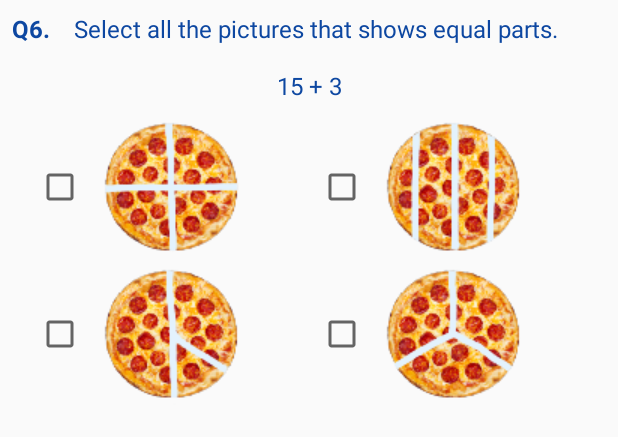
After one commit to Julie-Kim/ABND_3rd_Prj_QuizApp, an Android app: the layout question_number_six.xml on its own in the app's theme, with its tools: preview values and no code run, on a phone screen of 412 x 824 dp. The commit adds this screen. Shown: the top 437 px of the screen. Run offline under Robolectric (Android 15) with nearby library versions, the phone set to English and light mode, and no system bars.

Commit message:
Add Question no.6

```diff
--- a/app/src/main/res/layout/activity_main.xml
+++ b/app/src/main/res/layout/activity_main.xml
@@ -22,6 +22,8 @@
 
         <include layout="@layout/question_number_five" />
 
+        <include layout="@layout/question_number_six" />
+
         <Button
             style="@style/ButtonText"
             android:onClick="onSubmitButtonClick"
--- /dev/null
+++ b/app/src/main/res/layout/question_number_six.xml
@@ -0,0 +1,73 @@
+<?xml version="1.0" encoding="utf-8"?>
+<LinearLayout xmlns:android="http://schemas.android.com/apk/res/android"
+    xmlns:tools="http://schemas.android.com/tools"
+    android:layout_width="match_parent"
+    android:layout_height="match_parent"
+    android:layout_marginBottom="@dimen/question_margin_bottom"
+    android:orientation="vertical"
+    tools:showIn="@layout/activity_main">
+
+    <LinearLayout
+        android:layout_width="match_parent"
+        android:layout_height="wrap_content"
+        android:orientation="horizontal">
+
+        <TextView
+            style="@style/QuestionNumberText"
+            android:text="@string/quiz_06_dot" />
+
+        <TextView
+            style="@style/QuestionText"
+            android:text="@string/select_equal_parts" />
+
+    </LinearLayout>
+
+    <TextView
+        style="@style/StatementText"
+        android:text="@string/quiz_statement_03" />
+
+    <TableLayout
+        android:layout_width="match_parent"
+        android:layout_height="wrap_content"
+        android:layout_marginStart="@dimen/answer_margin_start_end"
+        android:layout_marginEnd="@dimen/answer_margin_start_end">
+
+        <TableRow>
+
+            <CheckBox
+                android:id="@+id/q6_answer1"
+                style="@style/AnswerText"
+                android:layout_marginEnd="@dimen/answer_margin_end"
+                android:layout_marginRight="@dimen/answer_margin_end"
+                android:drawableEnd="@drawable/pizza_01"
+                android:drawableRight="@drawable/pizza_01" />
+
+            <CheckBox
+                android:id="@+id/q6_answer2"
+                style="@style/AnswerText"
+                android:drawableEnd="@drawable/pizza_02"
+                android:drawableRight="@drawable/pizza_02" />
+
+        </TableRow>
+
+        <TableRow>
+
+            <CheckBox
+                android:id="@+id/q6_answer3"
+                style="@style/AnswerText"
+                android:layout_marginEnd="@dimen/answer_margin_end"
+                android:layout_marginRight="@dimen/answer_margin_end"
+                android:drawableEnd="@drawable/pizza_03"
+                android:drawableRight="@drawable/pizza_03" />
+
+            <CheckBox
+                android:id="@+id/q6_answer4"
+                style="@style/AnswerText"
+                android:drawableEnd="@drawable/pizza_04"
+                android:drawableRight="@drawable/pizza_04" />
+
+        </TableRow>
+
+    </TableLayout>
+
+</LinearLayout>
--- a/app/src/main/res/values/strings.xml
+++ b/app/src/main/res/values/strings.xml
@@ -36,7 +36,7 @@
     <string name="which_odd_number_comes_question">Which odd number comes right after 14?</string>
     <string name="answer_hint_text">Enter the answer</string>
 
-    <string name="select_same_result">Select the formulas with the same result.</string>
+    <string name="select_same_result">Select all the formulas with the same result.</string>
     <string name="quiz_statement_03">15 + 3</string>
     <string name="quiz_03_answer_01">14 + 4</string>
     <string name="quiz_03_answer_02">10 + 9</string>
@@ -54,6 +54,8 @@
     <string name="heart_shape">Heart shape</string>
     <string name="spade_shape">Spade shape</string>
 
+    <string name="select_equal_parts">Select all the pictures that shows equal parts.</string>
+
     <string name="result">Result</string>
     <string name="result_o">O</string>
     <string name="result_x">X</string>
```
Also changed, not shown: app/src/main/java/com/example/android/quizapp/MainActivity.java (+18 -10 lines), app/src/main/res/layout/result_table_layout.xml (+9 -0 lines), app/src/main/res/drawable/pizza_01.png (added), app/src/main/res/drawable/pizza_02.png (added), app/src/main/res/drawable/pizza_03.png (added), app/src/main/res/drawable/pizza_04.png (added).
